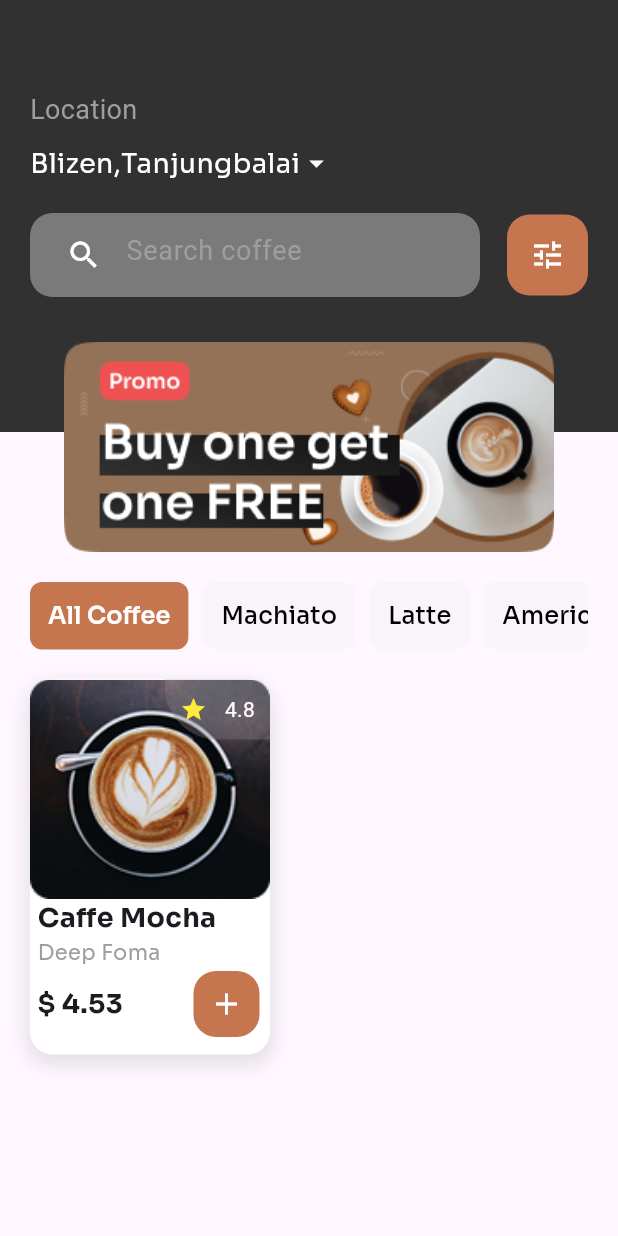
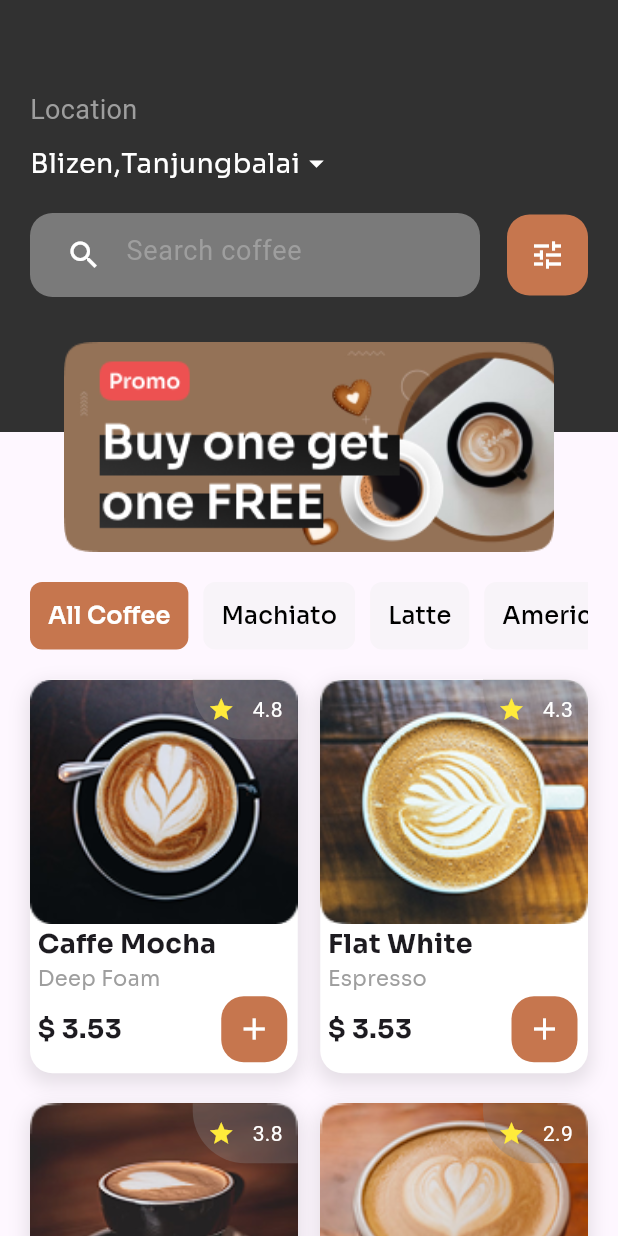
Before and after one commit to OwaisRaza1941/Coffee-App, a Flutter app: the HomeScreen screen opened directly, on a phone screen of 412 x 824 dp. Run offline on Flutter 3.47's test engine with Material 3 defaults, Android fonts, the phone set to English and light mode, and no system bars; our stand-ins replace get, google_fonts.

Commit message:
OnBoarding Screen With Home Screen + Cards And Detail Page

```diff
--- a/lib/app/models/product_model.dart
+++ b/lib/app/models/product_model.dart
@@ -1,14 +1,14 @@
 class ProductModel {
   String imagePath;
-  int startRating;
-  String productName;
+  double startRating;
+  String coffeeName;
   String productLable;
   double price;
 
   ProductModel({
     required this.imagePath,
     required this.startRating,
-    required this.productName,
+    required this.coffeeName,
     required this.price,
     required this.productLable,
   });
@@ -16,10 +16,31 @@ class ProductModel {
 
 List<ProductModel> allCoffeeList = [
   ProductModel(
-    imagePath: imagePath,
-    startRating: startRating,
-    productName: productName,
-    price: price,
-    productLable: productLable,
+    imagePath: 'assets/images/caffe_mocha.png',
+    startRating: 4.8,
+    coffeeName: 'Caffe Mocha',
+    price: 3.53,
+    productLable: 'Deep Foam',
+  ),
+  ProductModel(
+    imagePath: 'assets/images/flat_white.png',
+    startRating: 4.3,
+    coffeeName: 'Flat White',
+    price: 3.53,
+    productLable: 'Espresso',
+  ),
+  ProductModel(
+    imagePath: 'assets/images/latte.png',
+    startRating: 3.8,
+    coffeeName: 'Latte',
+    price: 3.53,
+    productLable: 'Americano',
+  ),
+  ProductModel(
+    imagePath: 'assets/images/cordato.png',
+    startRating: 2.9,
+    coffeeName: 'Cordato',
+    price: 3.53,
+    productLable: 'Doppio',
   ),
 ];
--- a/lib/app/screens/home_screen.dart
+++ b/lib/app/screens/home_screen.dart
@@ -1,3 +1,4 @@
+import 'package:coffee_app/app/models/product_model.dart';
 import 'package:coffee_app/app/screens/widgets/coffee_card.dart';
 import 'package:coffee_app/app/screens/widgets/coffee_category_buttons.dart';
 import 'package:coffee_app/app/screens/widgets/home_header.dart';
@@ -23,11 +24,28 @@ class HomeScreen extends StatelessWidget {
                   CoffeeCategoryButtons(),
                   SizedBox(height: 20),
 
-                  CoffeeCard(
-                    coffeeName: 'Caffe Mocha',
-                    label: 'Deep Foma',
-                    price: 4.53,
-                    imagePath: 'assets/images/caffe_mocha.png',
+                  GridView.builder(
+                    shrinkWrap: true,
+                    physics: NeverScrollableScrollPhysics(),
+                    gridDelegate: SliverGridDelegateWithFixedCrossAxisCount(
+                      crossAxisCount: 2,
+                      crossAxisSpacing: 15,
+                      mainAxisSpacing: 20,
+                      childAspectRatio: 0.68,
+                    ),
+
+                    itemCount: allCoffeeList.length,
+                    itemBuilder: (context, index) {
+                      final coffee = allCoffeeList[index];
+                      return CoffeeCard(
+                        coffee.imagePath,
+                        coffee.price,
+                        coffee.productLable,
+                        coffee.coffeeName,
+                        coffee.startRating,
+                        productModel: allCoffeeList[index],
+                      );
+                    },
                   ),
                 ],
               ),
--- a/lib/app/screens/widgets/coffee_card.dart
+++ b/lib/app/screens/widgets/coffee_card.dart
@@ -1,7 +1,10 @@
 import 'package:coffee_app/app/constants/colors.dart';
 import 'package:coffee_app/app/constants/styles.dart';
+import 'package:coffee_app/app/models/product_model.dart';
+import 'package:coffee_app/app/screens/coffee_detail_screen.dart';
 import 'package:coffee_app/app/screens/widgets/icon_button.dart';
 import 'package:flutter/material.dart';
+import 'package:get/get.dart';
 import 'package:google_fonts/google_fonts.dart' show GoogleFonts;
 
 class CoffeeCard extends StatelessWidget {
@@ -9,27 +12,37 @@ class CoffeeCard extends StatelessWidget {
   final String coffeeName;
   final double price;
   final String label;
+  final double starRating;
+  final ProductModel productModel;
 
-  const CoffeeCard({
+  const CoffeeCard(
+    this.imagePath,
+    this.price,
+    this.label,
+    this.coffeeName,
+    this.starRating, {
     super.key,
-    required this.imagePath,
-    required this.price,
-    required this.label,
-    required this.coffeeName,
+    required this.productModel,
   });
 
   @override
   Widget build(BuildContext context) {
-    return Container(
-      width: 160,
-      height: 250,
+    return GestureDetector(
+      onTap: () {
+        Get.to(CoffeeDetailScreen(productModel: productModel));
+      },
+      child: Container(
         decoration: Styles.coffeeCardStyle,
         child: Column(
           crossAxisAlignment: CrossAxisAlignment.start,
           children: [
             Stack(
               children: [
-              Image.asset(imagePath, width: 160, fit: BoxFit.contain),
+                Image.asset(
+                  imagePath,
+                  width: double.infinity,
+                  fit: BoxFit.contain,
+                ),
                 Positioned(
                   top: 0,
                   right: 0,
@@ -42,7 +55,10 @@ class CoffeeCard extends StatelessWidget {
                       mainAxisAlignment: MainAxisAlignment.spaceBetween,
                       children: [
                         Icon(Icons.star, color: Colors.yellow, size: 18),
-                      Text('4.8', style: TextStyle(color: Colors.white)),
+                        Text(
+                          '$starRating',
+                          style: TextStyle(color: Colors.white),
+                        ),
                       ],
                     ),
                   ),
@@ -88,6 +104,7 @@ class CoffeeCard extends StatelessWidget {
             ),
           ],
         ),
+      ),
     );
   }
 }
```
Also changed, not shown: lib/app/screens/coffee_detail_screen.dart (added, +120 -0 lines), assets/images/cordato.png (added), assets/images/flat_white.png (added), assets/images/latte.png (added). Lines whose indentation alone changed are shown as unchanged.
